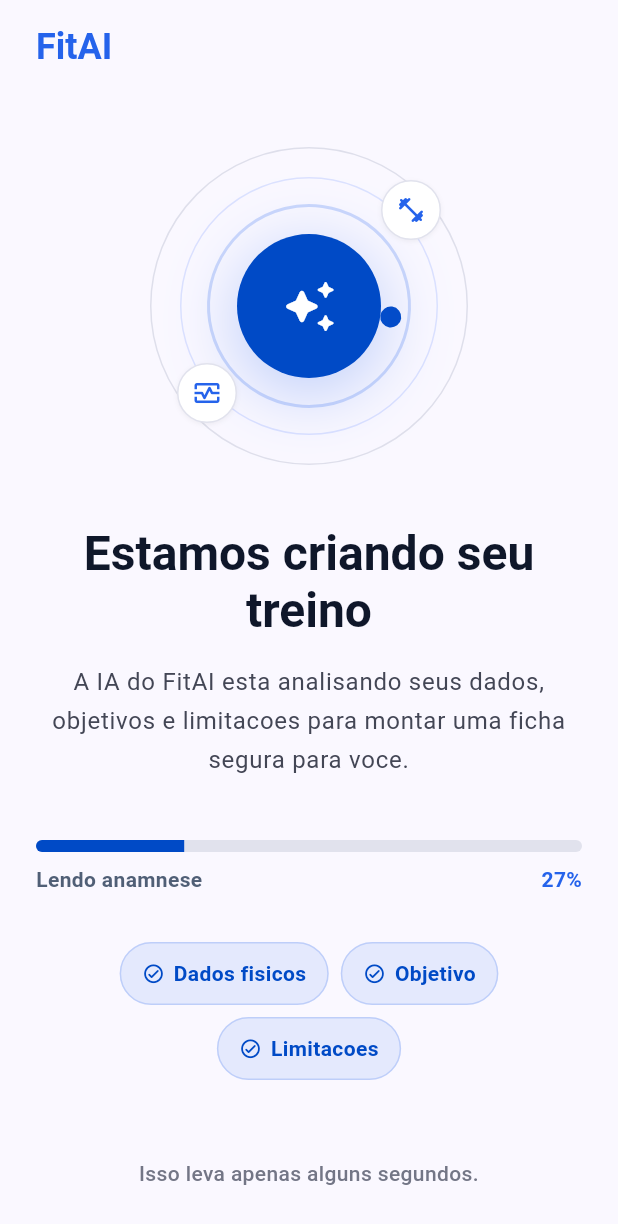
After one commit to queirozzruan/FitAI-app, a Flutter app: the WorkoutGenerationLoadingScreen screen opened by its route, on a phone screen of 412 x 824 dp. The commit adds this screen. Shown: the top 1224 px of the screen. Run offline on Flutter 3.47's test engine with Material 3 defaults, Android fonts, the phone set to English and light mode, and no system bars.

Commit message:
feat: adiciona loading de geracao de treino

```diff
--- a/lib/app/routes.dart
+++ b/lib/app/routes.dart
@@ -5,6 +5,7 @@ import 'package:fitai/features/home/presentation/home_screen.dart';
 import 'package:fitai/features/onboarding/presentation/onboarding_screen.dart';
 import 'package:fitai/features/progress/presentation/progress_profile_screen.dart';
 import 'package:fitai/features/splash/presentation/splash_screen.dart';
+import 'package:fitai/features/workout_generation/presentation/workout_generation_loading_screen.dart';
 import 'package:fitai/features/workout/presentation/workout_screen.dart';
 import 'package:flutter/material.dart';
 
@@ -14,6 +15,7 @@ abstract final class AppRoutes {
   static const login = '/login';
   static const passwordRecovery = '/password-recovery';
   static const anamnesis = '/anamnesis';
+  static const workoutGeneration = '/workout-generation';
   static const home = '/home';
   static const workout = '/workout';
   static const progress = '/progress';
@@ -41,6 +43,11 @@ abstract final class AppRoutes {
     ),
     anamnesis: (context) => AnamnesisScreen(
       onContinue: () {
+        Navigator.of(context).pushReplacementNamed(workoutGeneration);
+      },
+    ),
+    workoutGeneration: (context) => WorkoutGenerationLoadingScreen(
+      onCompleted: () {
         Navigator.of(context).pushReplacementNamed(home);
       },
     ),
--- /dev/null
+++ b/lib/features/workout_generation/presentation/workout_generation_loading_screen.dart
@@ -0,0 +1,375 @@
+import 'dart:async';
+
+import 'package:fitai/app/theme.dart';
+import 'package:fitai/core/constants/app_spacing.dart';
+import 'package:flutter/material.dart';
+
+class WorkoutGenerationLoadingScreen extends StatefulWidget {
+  const WorkoutGenerationLoadingScreen({super.key, this.onCompleted});
+
+  final VoidCallback? onCompleted;
+
+  @override
+  State<WorkoutGenerationLoadingScreen> createState() =>
+      _WorkoutGenerationLoadingScreenState();
+}
+
+class _WorkoutGenerationLoadingScreenState
+    extends State<WorkoutGenerationLoadingScreen> {
+  static const _loadingDuration = Duration(seconds: 7);
+
+  Timer? _timer;
+
+  @override
+  void initState() {
+    super.initState();
+    _timer = Timer(_loadingDuration, () {
+      if (!mounted) {
+        return;
+      }
+
+      widget.onCompleted?.call();
+    });
+  }
+
+  @override
+  void dispose() {
+    _timer?.cancel();
+    super.dispose();
+  }
+
+  @override
+  Widget build(BuildContext context) {
+    return Scaffold(
+      backgroundColor: const Color(0xFFFAF8FF),
+      body: SafeArea(
+        child: LayoutBuilder(
+          builder: (context, constraints) {
+            return SingleChildScrollView(
+              child: ConstrainedBox(
+                constraints: BoxConstraints(minHeight: constraints.maxHeight),
+                child: IntrinsicHeight(
+                  child: Padding(
+                    padding: const EdgeInsets.fromLTRB(
+                      AppSpacing.lg,
+                      AppSpacing.md,
+                      AppSpacing.lg,
+                      AppSpacing.xl,
+                    ),
+                    child: Column(
+                      children: [
+                        const _GenerationTopBar(),
+                        const Spacer(),
+                        const _GenerationVisual(),
+                        const SizedBox(height: AppSpacing.xxl),
+                        Text(
+                          'Estamos criando seu treino',
+                          textAlign: TextAlign.center,
+                          style: Theme.of(context).textTheme.displaySmall
+                              ?.copyWith(
+                                fontSize: 32,
+                                fontWeight: FontWeight.w700,
+                                height: 1.18,
+                              ),
+                        ),
+                        const SizedBox(height: AppSpacing.md),
+                        Text(
+                          'A IA do FitAI esta analisando seus dados, objetivos e limitacoes para montar uma ficha segura para voce.',
+                          textAlign: TextAlign.center,
+                          style: Theme.of(context).textTheme.bodyLarge
+                              ?.copyWith(
+                                color: const Color(0xFF434655),
+                                height: 1.6,
+                              ),
+                        ),
+                        const SizedBox(height: AppSpacing.xxl),
+                        const _GenerationProgress(),
+                        const SizedBox(height: AppSpacing.xl),
+                        const _GenerationChecklist(),
+                        const Spacer(),
+                        Text(
+                          'Isso leva apenas alguns segundos.',
+                          textAlign: TextAlign.center,
+                          style: Theme.of(context).textTheme.bodyMedium
+                              ?.copyWith(
+                                color: const Color(0xFF737686),
+                                fontWeight: FontWeight.w500,
+                              ),
+                        ),
+                      ],
+                    ),
+                  ),
+                ),
+              ),
+            );
+          },
+        ),
+      ),
+    );
+  }
+}
+
+class _GenerationTopBar extends StatelessWidget {
+  const _GenerationTopBar();
+
+  @override
+  Widget build(BuildContext context) {
+    return Align(
+      alignment: Alignment.centerLeft,
+      child: Text(
+        'FitAI',
+        style: Theme.of(context).textTheme.titleLarge?.copyWith(
+          color: FitAiColors.royalBlue,
+          fontSize: 24,
+          fontWeight: FontWeight.w700,
+        ),
+      ),
+    );
+  }
+}
+
+class _GenerationVisual extends StatelessWidget {
+  const _GenerationVisual();
+
+  @override
+  Widget build(BuildContext context) {
+    return SizedBox(
+      width: 212,
+      height: 212,
+      child: Stack(
+        alignment: Alignment.center,
+        children: [
+          Container(
+            width: 212,
+            height: 212,
+            decoration: BoxDecoration(
+              border: Border.all(color: const Color(0x80C3C6D7)),
+              borderRadius: BorderRadius.circular(999),
+            ),
+          ),
+          Container(
+            width: 172,
+            height: 172,
+            decoration: BoxDecoration(
+              border: Border.all(color: const Color(0xFFDBE1FF)),
+              borderRadius: BorderRadius.circular(999),
+            ),
+          ),
+          TweenAnimationBuilder<double>(
+            duration: const Duration(seconds: 7),
+            tween: Tween<double>(begin: 0.0, end: 1.0),
+            builder: (context, value, child) {
+              return Transform.rotate(
+                angle: value * 6.28,
+                child: child,
+              );
+            },
+            child: Container(
+              width: 136,
+              height: 136,
+              decoration: BoxDecoration(
+                border: Border.all(
+                  color: FitAiColors.royalBlue.withValues(alpha: 0.22),
+                  width: 2,
+                ),
+                borderRadius: BorderRadius.circular(999),
+              ),
+              child: const Align(
+                alignment: Alignment.topCenter,
+                child: Padding(
+                  padding: EdgeInsets.only(top: 4),
+                  child: _OrbitDot(),
+                ),
+              ),
+            ),
+          ),
+          Container(
+            width: 96,
+            height: 96,
+            decoration: BoxDecoration(
+              borderRadius: BorderRadius.circular(999),
+              boxShadow: [
+                BoxShadow(
+                  blurRadius: 40,
+                  color: FitAiColors.royalBlue.withValues(alpha: 0.3),
+                  offset: const Offset(0, 10),
+                ),
+              ],
+              color: const Color(0xFF004AC6),
+            ),
+            child: const Icon(
+              Icons.auto_awesome_rounded,
+              color: FitAiColors.white,
+              size: 38,
+            ),
+          ),
+          const Positioned(
+            left: 18,
+            bottom: 28,
+            child: _FloatingSignal(icon: Icons.monitor_heart_outlined),
+          ),
+          const Positioned(
+            right: 18,
+            top: 22,
+            child: _FloatingSignal(icon: Icons.fitness_center_rounded),
+          ),
+        ],
+      ),
+    );
+  }
+}
+
+class _OrbitDot extends StatelessWidget {
+  const _OrbitDot();
+
+  @override
+  Widget build(BuildContext context) {
+    return DecoratedBox(
+      decoration: BoxDecoration(
+        borderRadius: BorderRadius.circular(999),
+        color: const Color(0xFF004AC6),
+      ),
+      child: const SizedBox(width: 14, height: 14),
+    );
+  }
+}
+
+class _FloatingSignal extends StatelessWidget {
+  const _FloatingSignal({required this.icon});
+
+  final IconData icon;
+
+  @override
+  Widget build(BuildContext context) {
+    return Container(
+      width: 40,
+      height: 40,
+      decoration: BoxDecoration(
+        border: Border.all(color: const Color(0xFFE1E2ED)),
+        borderRadius: BorderRadius.circular(999),
+        boxShadow: const [
+          BoxShadow(
+            blurRadius: 2,
+            color: Color(0x0D000000),
+            offset: Offset(0, 1),
+          ),
+        ],
+        color: FitAiColors.white,
+      ),
+      child: Icon(icon, color: FitAiColors.royalBlue, size: 20),
+    );
+  }
+}
+
+class _GenerationProgress extends StatelessWidget {
+  const _GenerationProgress();
+
+  @override
+  Widget build(BuildContext context) {
+    return TweenAnimationBuilder<double>(
+      duration: const Duration(seconds: 7),
+      tween: Tween<double>(begin: 0.0, end: 1.0),
+      builder: (context, value, child) {
+        return Column(
+          children: [
+            ClipRRect(
+              borderRadius: BorderRadius.circular(999),
+              child: LinearProgressIndicator(
+                backgroundColor: const Color(0xFFE1E2ED),
+                color: const Color(0xFF004AC6),
+                minHeight: 8,
+                value: value,
+              ),
+            ),
+            const SizedBox(height: AppSpacing.sm),
+            Row(
+              mainAxisAlignment: MainAxisAlignment.spaceBetween,
+              children: [
+                Text(
+                  _currentStep(value),
+                  style: Theme.of(context).textTheme.bodyMedium?.copyWith(
+                    color: const Color(0xFF505F76),
+                    fontWeight: FontWeight.w600,
+                  ),
+                ),
+                Text(
+                  '${(value * 100).round()}%',
+                  style: Theme.of(context).textTheme.bodyMedium?.copyWith(
+                    color: FitAiColors.royalBlue,
+                    fontWeight: FontWeight.w700,
+                  ),
+                ),
+              ],
+            ),
+          ],
+        );
+      },
+    );
+  }
+
+  String _currentStep(double value) {
+    if (value < 0.34) {
+      return 'Lendo anamnese';
+    }
+
+    if (value < 0.68) {
+      return 'Ajustando limitacoes';
+    }
+
+    return 'Montando ficha';
+  }
+}
+
+class _GenerationChecklist extends StatelessWidget {
+  const _GenerationChecklist();
+
+  @override
+  Widget build(BuildContext context) {
+    return Wrap(
+      alignment: WrapAlignment.center,
+      runSpacing: AppSpacing.sm,
+      spacing: AppSpacing.sm,
+      children: const [
+        _GenerationChip(label: 'Dados fisicos'),
+        _GenerationChip(label: 'Objetivo'),
+        _GenerationChip(label: 'Limitacoes'),
+      ],
+    );
+  }
+}
+
+class _GenerationChip extends StatelessWidget {
+  const _GenerationChip({required this.label});
+
+  final String label;
+
+  @override
+  Widget build(BuildContext context) {
+    return Container(
+      padding: const EdgeInsets.symmetric(horizontal: 14, vertical: 10),
+      decoration: BoxDecoration(
+        border: Border.all(color: const Color(0x332563EB)),
+        borderRadius: BorderRadius.circular(999),
+        color: const Color(0x1A2563EB),
+      ),
+      child: Row(
+        mainAxisSize: MainAxisSize.min,
+        children: [
+          const Icon(
+            Icons.check_circle_outline_rounded,
+            color: Color(0xFF004AC6),
+            size: 15,
+          ),
+          const SizedBox(width: 6),
+          Text(
+            label,
+            style: Theme.of(context).textTheme.bodyMedium?.copyWith(
+              color: const Color(0xFF004AC6),
+              fontWeight: FontWeight.w600,
+            ),
+          ),
+        ],
+      ),
+    );
+  }
+}
```
